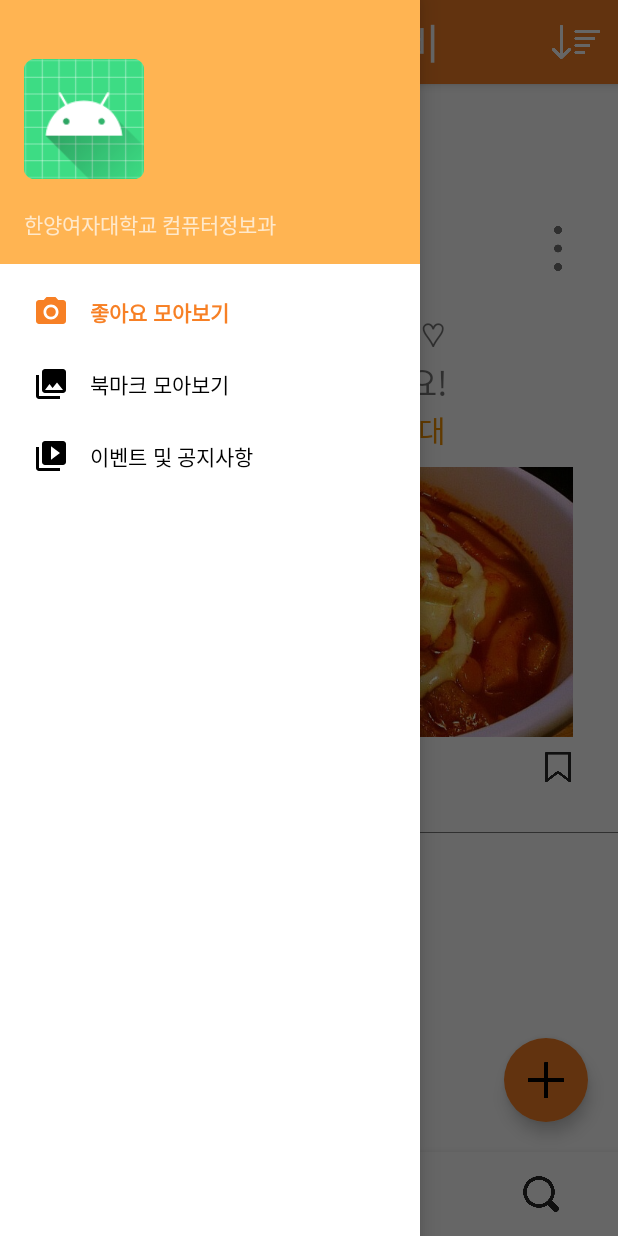
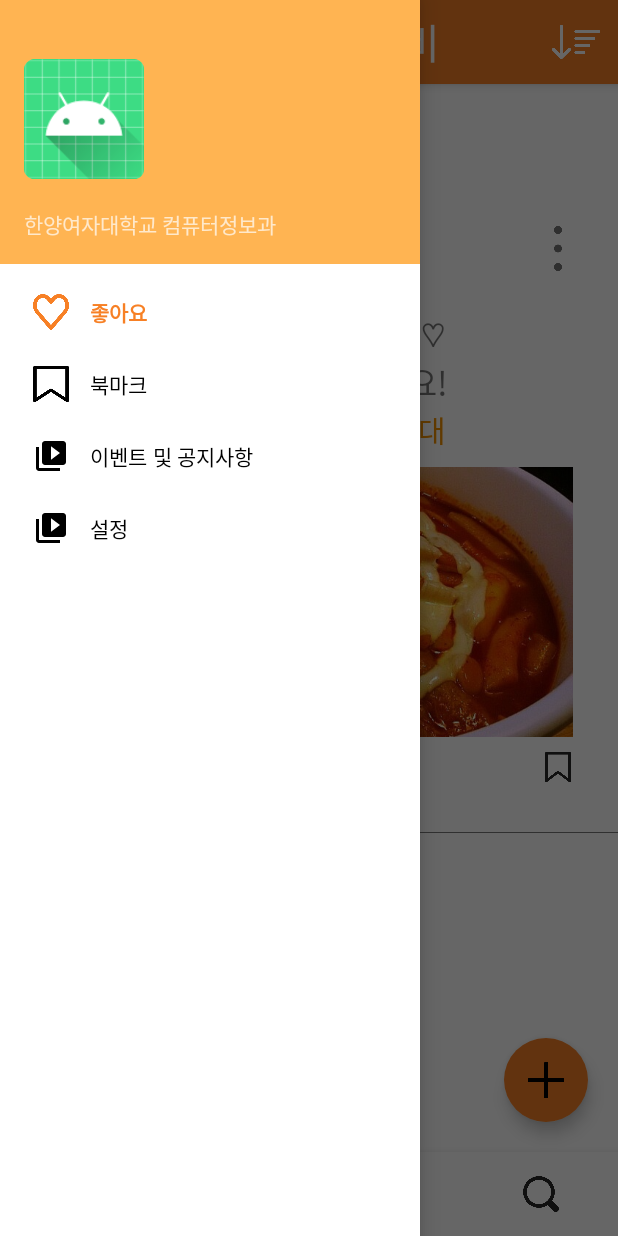
Before and after one commit to RoadFoodGoblinP/RFG2021, an Android app: the MainActivity screen opened directly, with no data from a screen before it, with the side drawer open, on a phone screen of 412 x 824 dp. Run offline under Robolectric (Android 15) with nearby library versions, the light colour scheme and no system bars; our stand-ins replace navigation-ui; libraries missing offline, so code that uses them is left out: com.naver.maps; 8 statements that could not run were skipped.

Commit message:
1119_sohee

```diff
--- a/app/build.gradle
+++ b/app/build.gradle
@@ -35,6 +35,7 @@ dependencies {
     implementation 'androidx.navigation:navigation-ui:2.3.1'
     implementation 'androidx.lifecycle:lifecycle-livedata-ktx:2.2.0'
     implementation 'androidx.lifecycle:lifecycle-viewmodel-ktx:2.2.0'
+    implementation 'androidx.legacy:legacy-support-v4:1.0.0'
     testImplementation 'junit:junit:4.+'
     androidTestImplementation 'androidx.test.ext:junit:1.1.2'
     androidTestImplementation 'androidx.test.espresso:espresso-core:3.3.0'
--- a/app/src/main/AndroidManifest.xml
+++ b/app/src/main/AndroidManifest.xml
@@ -17,7 +17,8 @@
         android:supportsRtl="true"
         android:theme="@style/Theme.RFG2021"
         android:usesCleartextTraffic="true">
-        <activity android:name=".Event"></activity>
+        <activity android:name=".SettingAll"></activity>
+        <activity android:name=".Event" />
         <activity android:name=".BookmarkAll" />
         <activity android:name=".LikeAll" />
         <activity android:name=".Search" />
--- a/app/src/main/java/com/example/rfg2021/MainActivity.java
+++ b/app/src/main/java/com/example/rfg2021/MainActivity.java
@@ -123,6 +123,9 @@ public class MainActivity extends AppCompatActivity {
                 } else if (id == R.id.nav_slideshow) {
                     Intent intent = new Intent(MainActivity.this, Event.class);
                     startActivity(intent);
+                } else if (id == R.id.nav_slideshow) {
+                    Intent intent = new Intent(MainActivity.this, SettingAll.class);
+                    startActivity(intent);
                 }
                 return true;
             }
--- a/app/src/main/res/menu/activity_main_drawer.xml
+++ b/app/src/main/res/menu/activity_main_drawer.xml
@@ -5,14 +5,19 @@
 
         <item
             android:id="@+id/nav_home"
-            android:icon="@drawable/ic_menu_camera"
+            android:icon="@drawable/ic_likes"
             android:title="@string/menu_LikeAll" />
         <item
             android:id="@+id/nav_gallery"
-            android:icon="@drawable/ic_menu_gallery"
+            android:icon="@drawable/bookmark"
             android:title="@string/menu_BookmarkAll" />
         <item
             android:id="@+id/nav_slideshow"
             android:icon="@drawable/ic_menu_slideshow"
             android:title="@string/menu_Event" />
+
+        <item
+            android:id="@+id/nav_setting"
+            android:icon="@drawable/ic_menu_slideshow"
+            android:title="@string/menu_Settings" />
 </menu>
--- a/app/src/main/res/navigation/mobile_navigation.xml
+++ b/app/src/main/res/navigation/mobile_navigation.xml
@@ -22,4 +22,10 @@
         android:name="com.example.rfg2021.ui.slideshow.SlideshowFragment"
         android:label="@string/menu_Event"
         tools:layout="@layout/fragment_slideshow" />
+
+    <fragment
+        android:id="@+id/nav_setting"
+        android:name="com.example.rfg2021.ui.slideshow.SlideshowFragment"
+        android:label="@string/menu_Settings"
+        tools:layout="@layout/settings_fragment" />
 </navigation>
--- a/app/src/main/res/values/strings.xml
+++ b/app/src/main/res/values/strings.xml
@@ -7,20 +7,13 @@
     <string name="nav_header_desc">Navigation header</string>
     <string name="action_settings">Settings</string>
 
-    <string name="menu_LikeAll">좋아요 모아보기</string>
-    <string name="menu_BookmarkAll">북마크 모아보기</string>
+    <string name="menu_LikeAll">좋아요</string>
+    <string name="menu_BookmarkAll">북마크</string>
     <string name="menu_Event">이벤트 및 공지사항</string>
+    <string name="menu_Settings">설정</string>
     <string name="title_activity_index">FullscreenActivity</string>
     <string name="dummy_button">Dummy Button</string>
     <string name="dummy_content">DUMMY\nCONTENT</string>
-
-    <string name="title_activity_user_draw">UserDraw</string>
-
-    <string name="menu_Userprofile">Userprofile</string>
-    <string name="menu_Like">Like</string>
-    <string name="menu_Bookmark">Bookmark</string>
-    <string name="menu_Settings">Settings</string>
-    <string name="menu_Events">Events</string>
 
     <string name="kakao_app_key">7bf3e2aa9b3bc947b214a31ab6c25d2a</string>
 
```
Also changed, not shown: app/src/main/java/com/example/rfg2021/SettingAll.java (added, +27 -0 lines), app/src/main/java/com/example/rfg2021/Settings.java (added, +35 -0 lines), app/src/main/java/com/example/rfg2021/SettingsViewModel.java (added, +7 -0 lines), app/src/main/res/layout/activity_setting_all.xml (added, +49 -0 lines), app/src/main/res/layout/settings_fragment.xml (added, +7 -0 lines).
